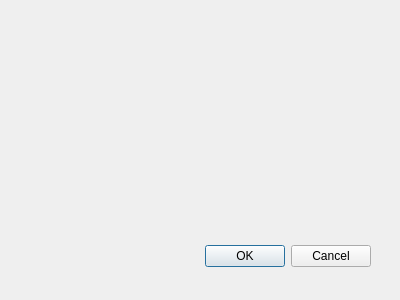
jkibele/LandMasker, file ui_landmasker.ui: the form before one commit.
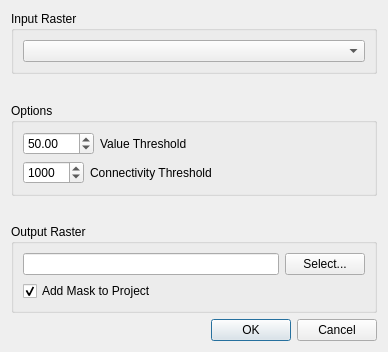
The form after the commit.

Patch:
```diff
--- a/ui_landmasker.ui
+++ b/ui_landmasker.ui
@@ -1,33 +1,186 @@
 <ui version="4.0" >
  <class>LandMasker</class>
- <widget class="QDialog" name="LandMasker" >
-  <property name="geometry" >
+ <widget class="QDialog" name="LandMasker">
+  <property name="geometry">
    <rect>
     <x>0</x>
     <y>0</y>
-    <width>400</width>
-    <height>300</height>
+    <width>388</width>
+    <height>352</height>
    </rect>
   </property>
   <property name="windowTitle" >
    <string>LandMasker</string>
   </property>
-  <widget class="QDialogButtonBox" name="buttonBox" >
-   <property name="geometry" >
-    <rect>
-     <x>30</x>
-     <y>240</y>
-     <width>341</width>
-     <height>32</height>
-    </rect>
-   </property>
-   <property name="orientation" >
-    <enum>Qt::Horizontal</enum>
-   </property>
-   <property name="standardButtons" >
-    <set>QDialogButtonBox::Cancel|QDialogButtonBox::Ok</set>
-   </property>
-  </widget>
+  <layout class="QVBoxLayout" name="verticalLayout_4">
+   <item>
+    <widget class="QGroupBox" name="inputRasterGroupBox">
+     <property name="title">
+      <string>Input Raster</string>
+     </property>
+     <layout class="QVBoxLayout" name="verticalLayout_3">
+      <item>
+       <widget class="QComboBox" name="inputRasterComboBox"/>
+      </item>
+     </layout>
+    </widget>
+   </item>
+   <item>
+    <spacer name="verticalSpacer">
+     <property name="orientation">
+      <enum>Qt::Vertical</enum>
+     </property>
+     <property name="sizeHint" stdset="0">
+      <size>
+       <width>156</width>
+       <height>10</height>
+      </size>
+     </property>
+    </spacer>
+   </item>
+   <item>
+    <widget class="QGroupBox" name="groupBox">
+     <property name="title">
+      <string>Options</string>
+     </property>
+     <layout class="QVBoxLayout" name="verticalLayout">
+      <item>
+       <layout class="QHBoxLayout" name="horizontalLayout_3">
+        <item>
+         <widget class="QDoubleSpinBox" name="thresholdDoubleSpinBox">
+          <property name="toolTip">
+           <string>&lt;html&gt;&lt;head/&gt;&lt;body&gt;&lt;p&gt;Pixel value below which that pixel will be considered as water. The default value is reasonable for near infrared bands in units of raw digital numbers. If the image units are different, you'll have to inspect the image and pick an appropriate value.&lt;/p&gt;&lt;/body&gt;&lt;/html&gt;</string>
+          </property>
+          <property name="maximum">
+           <double>9999.989999999999782</double>
+          </property>
+          <property name="value">
+           <double>50.000000000000000</double>
+          </property>
+         </widget>
+        </item>
+        <item>
+         <widget class="QLabel" name="thresholdLabel">
+          <property name="text">
+           <string>Value Threshold</string>
+          </property>
+         </widget>
+        </item>
+        <item>
+         <spacer name="horizontalSpacer">
+          <property name="orientation">
+           <enum>Qt::Horizontal</enum>
+          </property>
+          <property name="sizeHint" stdset="0">
+           <size>
+            <width>40</width>
+            <height>20</height>
+           </size>
+          </property>
+         </spacer>
+        </item>
+       </layout>
+      </item>
+      <item>
+       <layout class="QHBoxLayout" name="horizontalLayout_2">
+        <item>
+         <widget class="QSpinBox" name="connectivitySpinBox">
+          <property name="toolTip">
+           <string>&lt;html&gt;&lt;head/&gt;&lt;body&gt;&lt;p&gt;Pixels below the value threshold must be part of a group of this many contiguous pixels in order to be considered water. The intention is to eliminate shadow areas on land.&lt;/p&gt;&lt;/body&gt;&lt;/html&gt;</string>
+          </property>
+          <property name="maximum">
+           <number>99999</number>
+          </property>
+          <property name="singleStep">
+           <number>10</number>
+          </property>
+          <property name="value">
+           <number>1000</number>
+          </property>
+         </widget>
+        </item>
+        <item>
+         <widget class="QLabel" name="label">
+          <property name="text">
+           <string>Connectivity Threshold</string>
+          </property>
+         </widget>
+        </item>
+        <item>
+         <spacer name="horizontalSpacer_2">
+          <property name="orientation">
+           <enum>Qt::Horizontal</enum>
+          </property>
+          <property name="sizeHint" stdset="0">
+           <size>
+            <width>40</width>
+            <height>20</height>
+           </size>
+          </property>
+         </spacer>
+        </item>
+       </layout>
+      </item>
+     </layout>
+    </widget>
+   </item>
+   <item>
+    <spacer name="verticalSpacer_3">
+     <property name="orientation">
+      <enum>Qt::Vertical</enum>
+     </property>
+     <property name="sizeHint" stdset="0">
+      <size>
+       <width>20</width>
+       <height>13</height>
+      </size>
+     </property>
+    </spacer>
+   </item>
+   <item>
+    <widget class="QGroupBox" name="outputRasterGroupBox">
+     <property name="title">
+      <string>Output Raster</string>
+     </property>
+     <layout class="QVBoxLayout" name="verticalLayout_2">
+      <item>
+       <layout class="QHBoxLayout" name="horizontalLayout">
+        <item>
+         <widget class="QLineEdit" name="outputRasterLineEdit"/>
+        </item>
+        <item>
+         <widget class="QPushButton" name="selectPushButton">
+          <property name="text">
+           <string>Select...</string>
+          </property>
+         </widget>
+        </item>
+       </layout>
+      </item>
+      <item>
+       <widget class="QCheckBox" name="addMaskCheckBox">
+        <property name="text">
+         <string>Add Mask to Project</string>
+        </property>
+        <property name="checked">
+         <bool>true</bool>
+        </property>
+       </widget>
+      </item>
+     </layout>
+    </widget>
+   </item>
+   <item>
+    <widget class="QDialogButtonBox" name="buttonBox">
+     <property name="orientation">
+      <enum>Qt::Horizontal</enum>
+     </property>
+     <property name="standardButtons">
+      <set>QDialogButtonBox::Cancel|QDialogButtonBox::Ok</set>
+     </property>
+    </widget>
+   </item>
+  </layout>
  </widget>
  <resources/>
  <connections>
```
Left out of the diff: 49 changed lines with no effect on the pictures.
